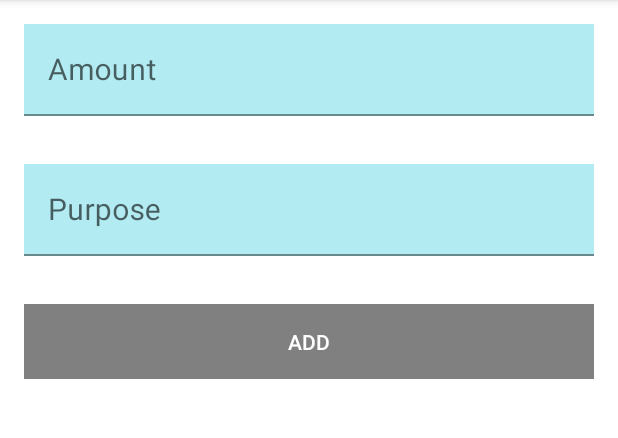
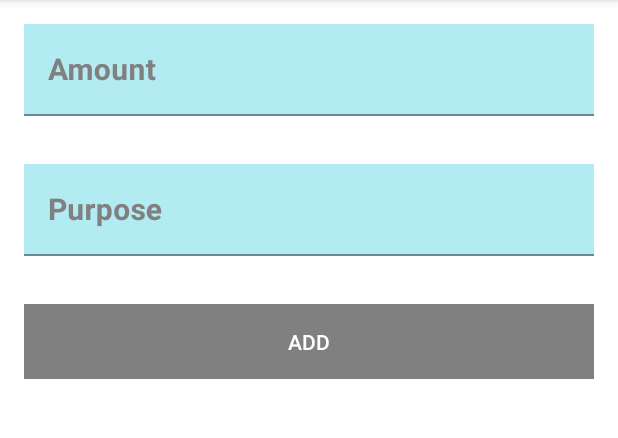
Before and after one commit to grusha4669/LoftSchoolAndroidRepository, an Android app: the AddItemActivity screen opened directly, with no data from a screen before it, on a phone screen of 412 x 824 dp, the part 84-522 px from its top. Run offline under Robolectric (Android 15) with nearby library versions, the phone set to English and light mode, and no system bars.

Commit message:
after MaterialDesign

```diff
--- a/app/src/main/res/layout/activity_add_item.xml
+++ b/app/src/main/res/layout/activity_add_item.xml
@@ -4,15 +4,16 @@
     xmlns:tools="http://schemas.android.com/tools"
     android:layout_width="match_parent"
     android:layout_height="match_parent"
+    android:background="@color/white"
     android:focusable="true"
     android:focusableInTouchMode="true"
-    android:background="@color/white"
     tools:context=".activities.AddItemActivity">
 
     <com.google.android.material.textfield.TextInputLayout
         android:id="@+id/til_amount"
         android:layout_width="match_parent"
         android:layout_height="wrap_content"
+        android:textColorHint="@color/gray"
         app:layout_constraintStart_toStartOf="parent"
         app:layout_constraintTop_toTopOf="parent">
 
@@ -29,7 +30,9 @@
             android:hint="@string/amount"
             android:imeOptions="actionDone"
             android:inputType="numberDecimal"
+            android:textColor="@color/text_input_color"
             android:textSize="20sp"
+            android:textStyle="bold"
             app:layout_constraintStart_toStartOf="parent"
             app:layout_constraintTop_toTopOf="parent" />
     </com.google.android.material.textfield.TextInputLayout>
@@ -38,6 +41,7 @@
         android:id="@+id/til_purpose"
         android:layout_width="match_parent"
         android:layout_height="wrap_content"
+        android:textColorHint="@color/gray"
         app:layout_constraintStart_toStartOf="parent"
         app:layout_constraintTop_toBottomOf="@+id/til_amount">
 
@@ -53,7 +57,9 @@
             android:hint="@string/purpose"
             android:imeOptions="actionDone"
             android:inputType="textAutoCorrect"
-            android:textSize="20sp" />
+            android:textColor="@color/text_input_color"
+            android:textSize="20sp"
+            android:textStyle="bold" />
     </com.google.android.material.textfield.TextInputLayout>
 
     <androidx.appcompat.widget.AppCompatButton
@@ -62,9 +68,9 @@
         android:layout_height="@dimen/fields_height"
         android:layout_margin="16dp"
         android:background="@drawable/add_fields_selector"
+        android:enabled="false"
         android:text="@string/add"
         android:textColor="@color/white"
-        android:enabled="false"
         app:layout_constraintEnd_toEndOf="parent"
         app:layout_constraintStart_toStartOf="parent"
         app:layout_constraintTop_toBottomOf="@id/til_purpose" />
--- a/app/src/main/res/layout/activity_main.xml
+++ b/app/src/main/res/layout/activity_main.xml
@@ -16,8 +16,7 @@
         app:layout_constraintStart_toStartOf="parent"
         app:layout_constraintTop_toTopOf="parent"
         app:tabSelectedTextColor="@color/white"
-        app:tabTextColor="@color/gray"
-        />
+        app:tabTextColor="@color/gray" />
 
     <androidx.viewpager2.widget.ViewPager2
         android:id="@+id/pager"
@@ -47,8 +46,10 @@
         android:backgroundTint="@color/round_button_color"
         android:contentDescription="@string/app_name"
         android:src="@drawable/ic_shape"
+        app:fabSize="normal"
         app:layout_constraintBottom_toBottomOf="parent"
         app:layout_constraintEnd_toEndOf="parent"
         app:tint="@color/white" />
 
 </androidx.constraintlayout.widget.ConstraintLayout>
+<!--todo RW to SRL-->
--- a/app/src/main/res/values/colors.xml
+++ b/app/src/main/res/values/colors.xml
@@ -19,6 +19,7 @@
     <color name="teal_200">#FF03DAC5</color>
     <color name="teal_700">#FF018786</color>
     <color name="text_color">#666664</color>
+    <color name="text_input_color">#3574FA</color>
     <color name="white">#FFFFFFFF</color>
 
 </resources>
```
Also changed, not shown: app/src/main/res/values/themes.xml (line endings or trailing spaces).
